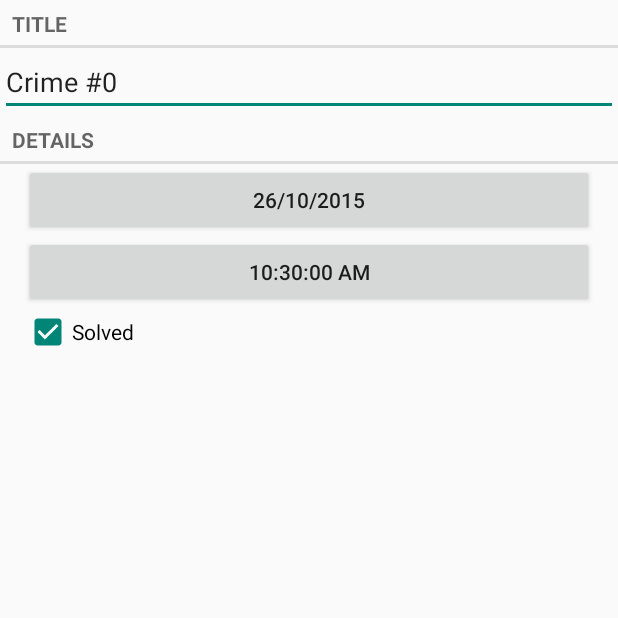
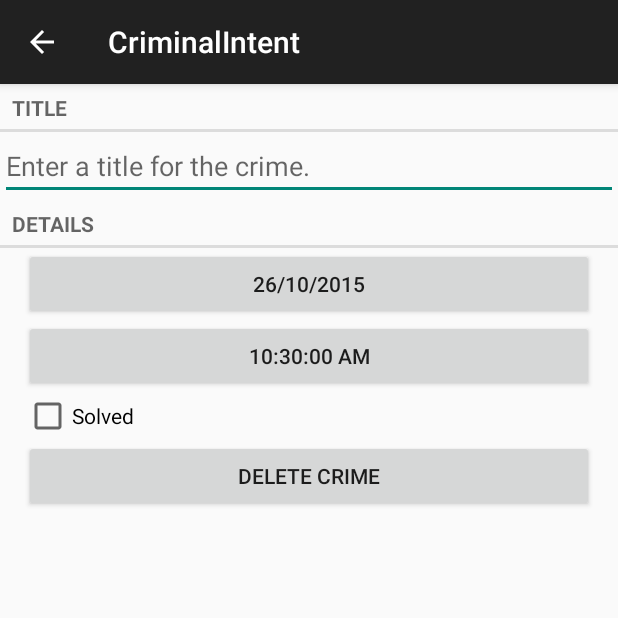
Before and after one commit to akrog100/CriminalIntent, an Android app: the CrimeFragment screen opened directly, with no data from a screen before it, on a phone screen of 412 x 824 dp, the top half of it. Run offline under Robolectric (Android 15) with nearby library versions, the phone set to English and light mode, and no system bars.

Commit message:
added Chapter 13 code and first challenge code

```diff
--- a/app/src/main/AndroidManifest.xml
+++ b/app/src/main/AndroidManifest.xml
@@ -16,7 +16,8 @@
         </activity>
         <activity
             android:name=".CrimePagerActivity"
-            android:label="@string/app_name" >
+            android:label="@string/app_name"
+            android:parentActivityName=".CrimeListActivity">
         </activity>
     </application>
 
--- a/app/src/main/java/com/bignerdranch/android/criminalintent/CrimeFragment.java
+++ b/app/src/main/java/com/bignerdranch/android/criminalintent/CrimeFragment.java
@@ -34,6 +34,7 @@ public class CrimeFragment extends Fragment {
     private EditText mTitleField;
     private Button mDateButton;
     private Button mTimeButton;
+    private Button mDeleteButton;
     private CheckBox mSolvedCheckBox;
 
 
@@ -44,14 +45,6 @@ public class CrimeFragment extends Fragment {
         fragment.setArguments(args);
         return fragment;
     }
-
-    /*
-    public void returnResult(){
-        Intent data = new Intent();
-        data.putExtra("serializable", mCrime.getId());
-        getActivity().setResult(Activity.RESULT_OK, data);
-
-    }*/
 
     @Override
     public void onSaveInstanceState(Bundle savedInstanceState ){
@@ -104,9 +97,9 @@ public class CrimeFragment extends Fragment {
 
         mTimeButton = (Button)v.findViewById(R.id.crime_time);
         updateTime();
-        mTimeButton.setOnClickListener(new View.OnClickListener(){
+        mTimeButton.setOnClickListener(new View.OnClickListener() {
             @Override
-        public void onClick(View v){
+            public void onClick(View v) {
                 FragmentManager manager = getFragmentManager();
                 TimePickerFragment dialog = TimePickerFragment.newInstance(mCrime.getTime());
                 dialog.setTargetFragment(CrimeFragment.this, REQUEST_TIME);
@@ -124,11 +117,23 @@ public class CrimeFragment extends Fragment {
                 mCrime.setSolved(isChecked);
             }
         });
+
+        mDeleteButton = (Button)v.findViewById(R.id.delete_crime);
+        mDeleteButton.setOnClickListener(new View.OnClickListener(){
+            @Override
+            public void onClick(View v){
+                CrimeLab.get(getActivity()).removeCrime(mCrime);
+                getActivity().finish();
+            }
+
+        });
+
         return v;
     }
 
     @Override
     public void onActivityResult(int requestCode, int resultCode, Intent data){
+
         if(resultCode != Activity.RESULT_OK){
             return;
         }
--- a/app/src/main/java/com/bignerdranch/android/criminalintent/CrimePagerActivity.java
+++ b/app/src/main/java/com/bignerdranch/android/criminalintent/CrimePagerActivity.java
@@ -8,6 +8,7 @@ import android.os.Bundle;
 import android.support.v4.app.FragmentActivity;
 import android.support.v4.app.FragmentStatePagerAdapter;
 import android.support.v4.view.ViewPager;
+import android.support.v7.app.AppCompatActivity;
 
 import java.util.List;
 import java.util.UUID;
@@ -15,7 +16,7 @@ import java.util.UUID;
 /**
  * Created by Adam on 10/19/2015.
  */
-public class CrimePagerActivity extends FragmentActivity {
+public class CrimePagerActivity extends AppCompatActivity {
 
     private ViewPager mViewPager;
     private List<Crime> mCrimes;
--- a/app/src/main/java/com/bignerdranch/android/criminalintent/SingleFragmentActivity.java
+++ b/app/src/main/java/com/bignerdranch/android/criminalintent/SingleFragmentActivity.java
@@ -4,11 +4,12 @@ import android.support.v4.app.FragmentManager;
 import android.os.Bundle;
 import android.support.v4.app.Fragment;
 import android.support.v4.app.FragmentActivity;
+import android.support.v7.app.AppCompatActivity;
 
 /**
  * Created by Adam on 10/13/2015.
  */
-public abstract class SingleFragmentActivity extends FragmentActivity {
+public abstract class SingleFragmentActivity extends AppCompatActivity {
     protected abstract Fragment createFragment();
 
     @Override
--- a/app/src/main/res/layout/fragment_crime.xml
+++ b/app/src/main/res/layout/fragment_crime.xml
@@ -51,4 +51,13 @@
         android:text="@string/crime_solved_label"
         />
 
+    <Button
+        android:layout_width="match_parent"
+        android:layout_height="wrap_content"
+        android:id="@+id/delete_crime"
+        android:layout_marginLeft="16dp"
+        android:layout_marginRight="16dp"
+        android:text="Delete Crime"/>
+
+
 </LinearLayout>
--- a/app/src/main/res/values/strings.xml
+++ b/app/src/main/res/values/strings.xml
@@ -6,6 +6,10 @@
     <string name="hello_world">Hello world!</string>
     <string name="action_settings">Settings</string>
     <string name="date_picker_title">Date of crime:</string>
+    <string name="new_crime">New Crime</string>
+    <string name="show_subtitle">Show Subtitle</string>
+    <string name="hide_subtitle">Hide Subtitle</string>
+    <string name="subtitle_format">%1$s crime(s)</string>
     <string name="time_picker_title">Time of crime:</string>
     <string name="crime_title_hint">Enter a title for the crime.</string>
 </resources>
```
Also changed, not shown: app/src/main/java/com/bignerdranch/android/criminalintent/CrimeLab.java (+18 -6 lines), app/src/main/java/com/bignerdranch/android/criminalintent/CrimeListFragment.java (+84 -3 lines), app/src/main/res/menu/fragment_crime_list.xml (added, +14 -0 lines), app/src/main/res/drawable-hdpi/ic_menu_add.png (added), app/src/main/res/drawable-mdpi/ic_menu_add.png (added), app/src/main/res/drawable-xhdpi/ic_menu_add.png (added), app/src/main/res/drawable-xxhdpi/ic_menu_add.png (added).
